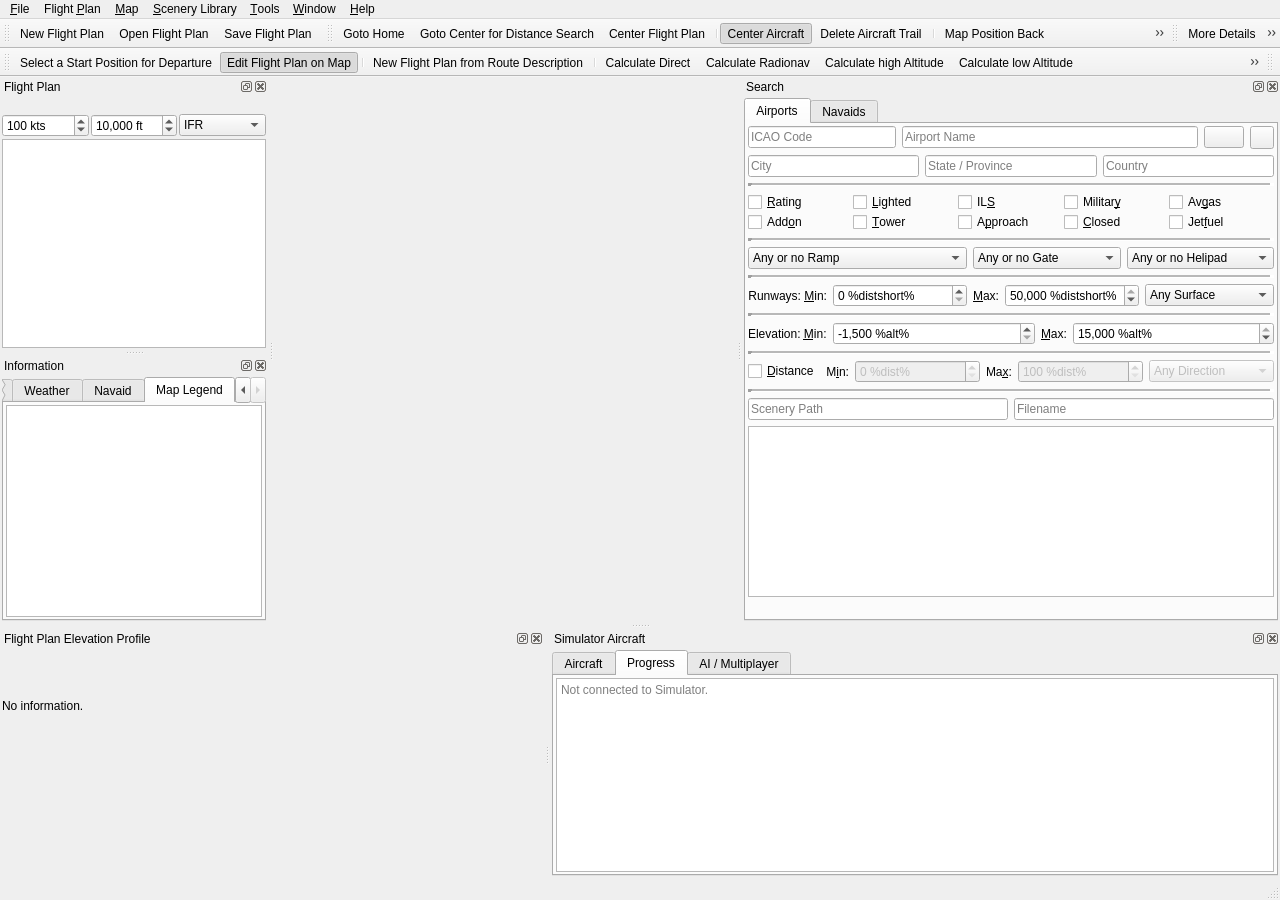
Qt form src/gui/mainwindow.ui (albar965/littlenavmap) before a commit.
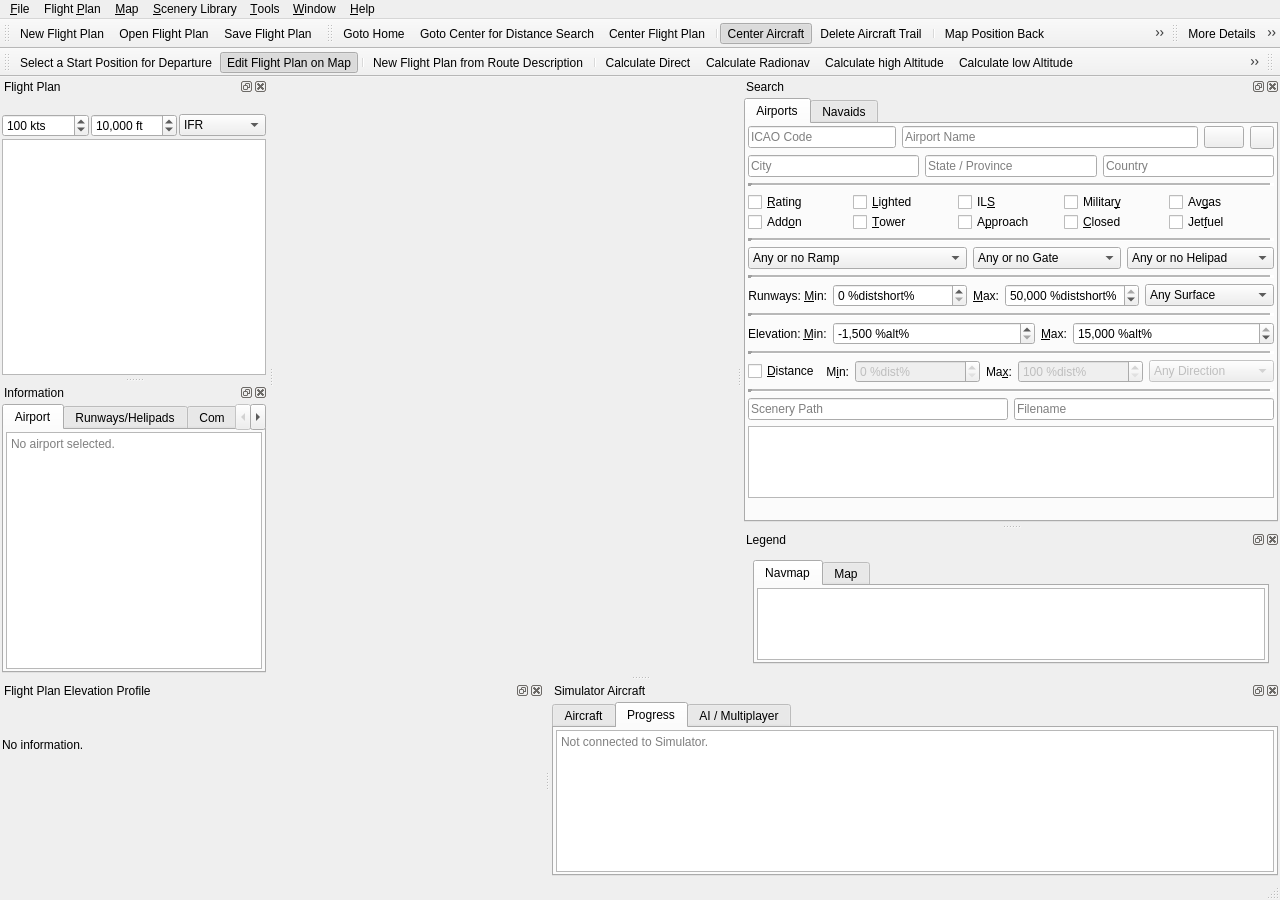
The same form after that commit. The open tabs and pages were chosen to show the change. Icons and pictures are not drawn.

Commit message: Moved all legend windows out of information window.

```diff
--- a/src/gui/mainwindow.ui
+++ b/src/gui/mainwindow.ui
@@ -2418,35 +2418,6 @@
          </item>
         </layout>
        </widget>
-       <widget class="QWidget" name="tabMapLegendInfo">
-        <attribute name="title">
-         <string>Map Legend</string>
-        </attribute>
-        <layout class="QVBoxLayout" name="verticalLayout_6">
-         <property name="spacing">
-          <number>2</number>
-         </property>
-         <property name="leftMargin">
-          <number>2</number>
-         </property>
-         <property name="topMargin">
-          <number>2</number>
-         </property>
-         <property name="rightMargin">
-          <number>2</number>
-         </property>
-         <property name="bottomMargin">
-          <number>2</number>
-         </property>
-         <item>
-          <widget class="QTextBrowser" name="textBrowserLegendInfo">
-           <property name="openExternalLinks">
-            <bool>true</bool>
-           </property>
-          </widget>
-         </item>
-        </layout>
-       </widget>
       </widget>
      </item>
     </layout>
@@ -2742,6 +2713,99 @@
     <bool>false</bool>
    </attribute>
   </widget>
+  <widget class="QDockWidget" name="dockWidgetLegend">
+   <property name="enabled">
+    <bool>true</bool>
+   </property>
+   <property name="windowIcon">
+    <iconset resource="../../littlenavmap.qrc">
+     <normaloff>:/littlenavmap/resources/icons/legenddock.svg</normaloff>:/littlenavmap/resources/icons/legenddock.svg</iconset>
+   </property>
+   <property name="floating">
+    <bool>false</bool>
+   </property>
+   <property name="features">
+    <set>QDockWidget::AllDockWidgetFeatures</set>
+   </property>
+   <property name="windowTitle">
+    <string>Legend</string>
+   </property>
+   <attribute name="dockWidgetArea">
+    <number>2</number>
+   </attribute>
+   <widget class="QWidget" name="dockWidgetContents">
+    <layout class="QVBoxLayout" name="verticalLayout_13">
+     <item>
+      <widget class="QTabWidget" name="tabWidgetLegend">
+       <property name="currentIndex">
+        <number>0</number>
+       </property>
+       <widget class="QWidget" name="tabLegendNav">
+        <attribute name="title">
+         <string>Navmap</string>
+        </attribute>
+        <layout class="QVBoxLayout" name="verticalLayout_21">
+         <property name="spacing">
+          <number>2</number>
+         </property>
+         <property name="leftMargin">
+          <number>2</number>
+         </property>
+         <property name="topMargin">
+          <number>2</number>
+         </property>
+         <property name="rightMargin">
+          <number>2</number>
+         </property>
+         <property name="bottomMargin">
+          <number>2</number>
+         </property>
+         <item>
+          <widget class="QTextBrowser" name="textBrowserLegendNavInfo">
+           <property name="openExternalLinks">
+            <bool>false</bool>
+           </property>
+           <property name="openLinks">
+            <bool>false</bool>
+           </property>
+          </widget>
+         </item>
+        </layout>
+       </widget>
+       <widget class="QWidget" name="tabLegend">
+        <attribute name="title">
+         <string>Map</string>
+        </attribute>
+        <layout class="QVBoxLayout" name="verticalLayout_20">
+         <property name="spacing">
+          <number>2</number>
+         </property>
+         <property name="leftMargin">
+          <number>2</number>
+         </property>
+         <property name="topMargin">
+          <number>2</number>
+         </property>
+         <property name="rightMargin">
+          <number>2</number>
+         </property>
+         <property name="bottomMargin">
+          <number>2</number>
+         </property>
+         <item>
+          <widget class="QTextBrowser" name="textBrowserLegendInfo">
+           <property name="openExternalLinks">
+            <bool>true</bool>
+           </property>
+          </widget>
+         </item>
+        </layout>
+       </widget>
+      </widget>
+     </item>
+    </layout>
+   </widget>
+  </widget>
   <action name="actionSearchFilterIncluding">
    <property name="icon">
     <iconset resource="../../littlenavmap.qrc">
```
Left out of the diff: 12 changed lines with no effect on the pictures. The commit also changes 103 other files.
